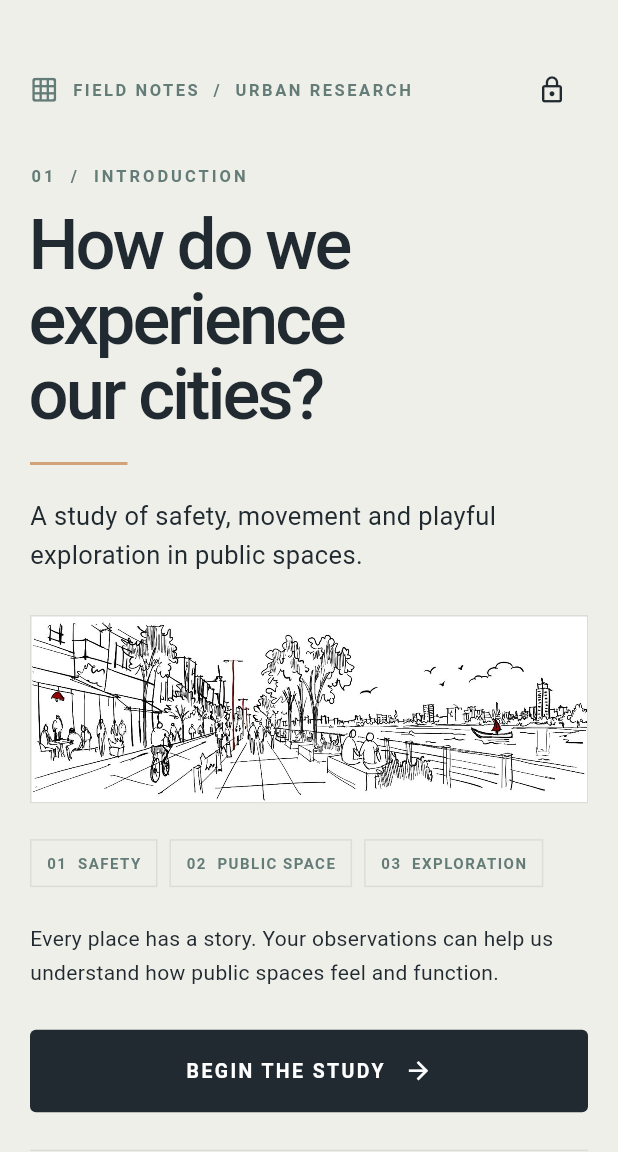
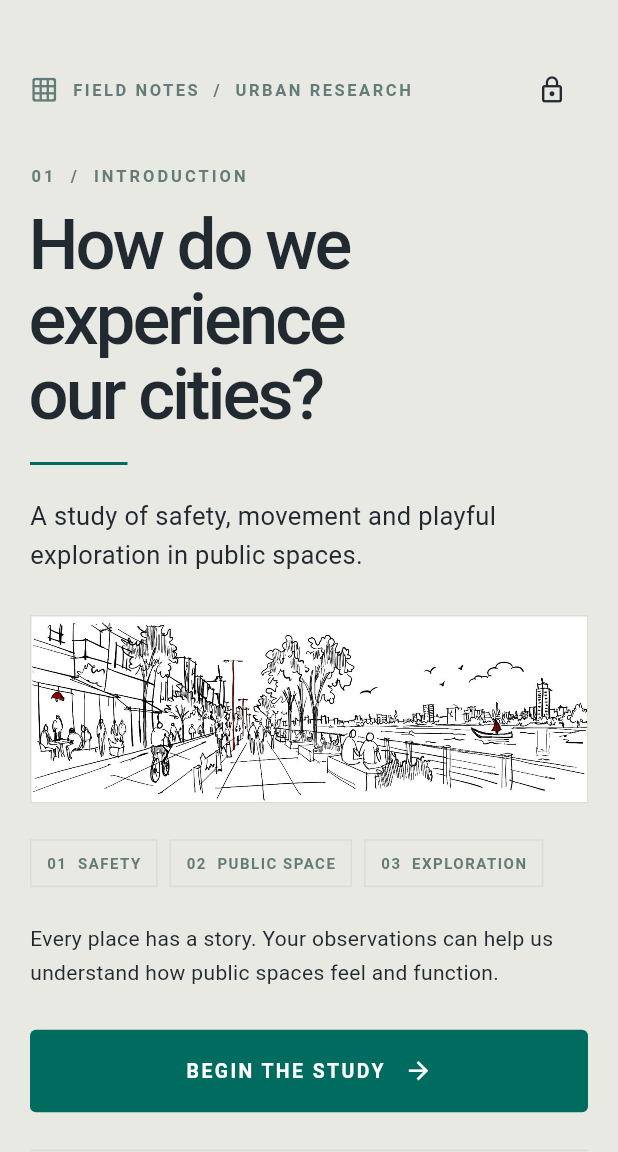
Before and after one commit to literallyshiva/coding-urban-safety, a Flutter app: the screen it shows after launch, on a phone screen of 412 x 824 dp, the part 84-1236 px from its top. Run offline on Flutter 3.47's test engine with Material 3 defaults, Android fonts, the phone set to English and light mode, and no system bars; our stand-ins replace cloud_firestore, firebase_auth, firebase_core, geolocator, google_maps_flutter, shared_preferences; missing offline and left inert: dart:html, dart:js_util; accounts and stored records are empty.

Commit message:
Add files via upload

```diff
--- a/lib/main.dart
+++ b/lib/main.dart
@@ -39,8 +39,9 @@ class _CodingUrbanSafetyAppState extends State<CodingUrbanSafetyApp> {
 
   @override
   Widget build(BuildContext context) {
+    // The palette is read during every AnimatedBuilder rebuild.
     final primary = AppPreferences.instance.accent;
-    final background = Color.alphaBlend(primary.withValues(alpha: 0.045), const Color(0xFFF6F4EF));
+    final background = Color.alphaBlend(primary.withValues(alpha: 0.09), const Color(0xFFF6F4EF));
 
     return AnimatedBuilder(
       animation: AppPreferences.instance,
@@ -54,7 +55,7 @@ class _CodingUrbanSafetyAppState extends State<CodingUrbanSafetyApp> {
         colorScheme: ColorScheme.fromSeed(
           seedColor: primary,
           brightness: Brightness.light,
-          surface: Colors.white,
+          surface: Color.alphaBlend(primary.withValues(alpha: 0.035), Colors.white),
         ),
         scaffoldBackgroundColor: background,
         appBarTheme: AppBarTheme(
@@ -120,8 +121,8 @@ class _CodingUrbanSafetyAppState extends State<CodingUrbanSafetyApp> {
       darkTheme: ThemeData(
         useMaterial3: true,
         colorScheme: ColorScheme.fromSeed(seedColor: primary, brightness: Brightness.dark),
-        scaffoldBackgroundColor: const Color(0xFF151C1C),
-        appBarTheme: const AppBarTheme(backgroundColor: Color(0xFF1D2928)),
+        scaffoldBackgroundColor: Color.alphaBlend(primary.withValues(alpha: 0.10), const Color(0xFF151C1C)),
+        appBarTheme: AppBarTheme(backgroundColor: Color.alphaBlend(primary.withValues(alpha: 0.13), const Color(0xFF1D2928))),
       ),
       home: HomePage(assessmentState: widget.assessmentState),
     ));
--- a/lib/pages/home_page.dart
+++ b/lib/pages/home_page.dart
@@ -67,7 +67,7 @@ class HomePage extends StatelessWidget {
               style: TextStyle(fontSize: 47, height: 1.06,
                 fontWeight: FontWeight.w500, letterSpacing: -2.0, color: ink)),
             const SizedBox(height: 20),
-            Container(height: 2, width: 65, color: clay),
+            Container(height: 2, width: 65, color: Theme.of(context).colorScheme.primary),
             const SizedBox(height: 21),
             Text(AppPreferences.instance.tr('A study of safety, movement and playful exploration in public spaces.', 'പൊതു ഇടങ്ങളിലെ സുരക്ഷ, സഞ്ചാരം, വിനോദാനുഭവങ്ങൾ എന്നിവയെക്കുറിച്ചുള്ള പഠനം.'),
               style: TextStyle(fontSize: 17, height: 1.55, color: ink)),
@@ -88,7 +88,7 @@ class HomePage extends StatelessWidget {
               height: 55,
               child: FilledButton(
                 style: FilledButton.styleFrom(
-                  backgroundColor: ink, foregroundColor: Colors.white,
+                  backgroundColor: Theme.of(context).colorScheme.primary, foregroundColor: Theme.of(context).colorScheme.onPrimary,
                   shape: RoundedRectangleBorder(borderRadius: BorderRadius.circular(4))),
                 onPressed: () => _start(context),
                 child: Row(mainAxisAlignment: MainAxisAlignment.center,
--- a/lib/pages/map_page.dart
+++ b/lib/pages/map_page.dart
@@ -225,7 +225,7 @@ class _MapPageState extends State<MapPage> {
             zoomControlsEnabled: false,
             polylines: _routeStops.length < 2 ? {} : {
               Polyline(polylineId: const PolylineId('research-route'),
-                points: _routeStops, color: const Color(0xFF647C77), width: 4),
+                points: _routeStops, color: Theme.of(context).colorScheme.primary, width: 4),
             },
             markers: {
               for (var i = 0; i < _routeStops.length; i++)
```
Also changed, not shown: 1 other file.
